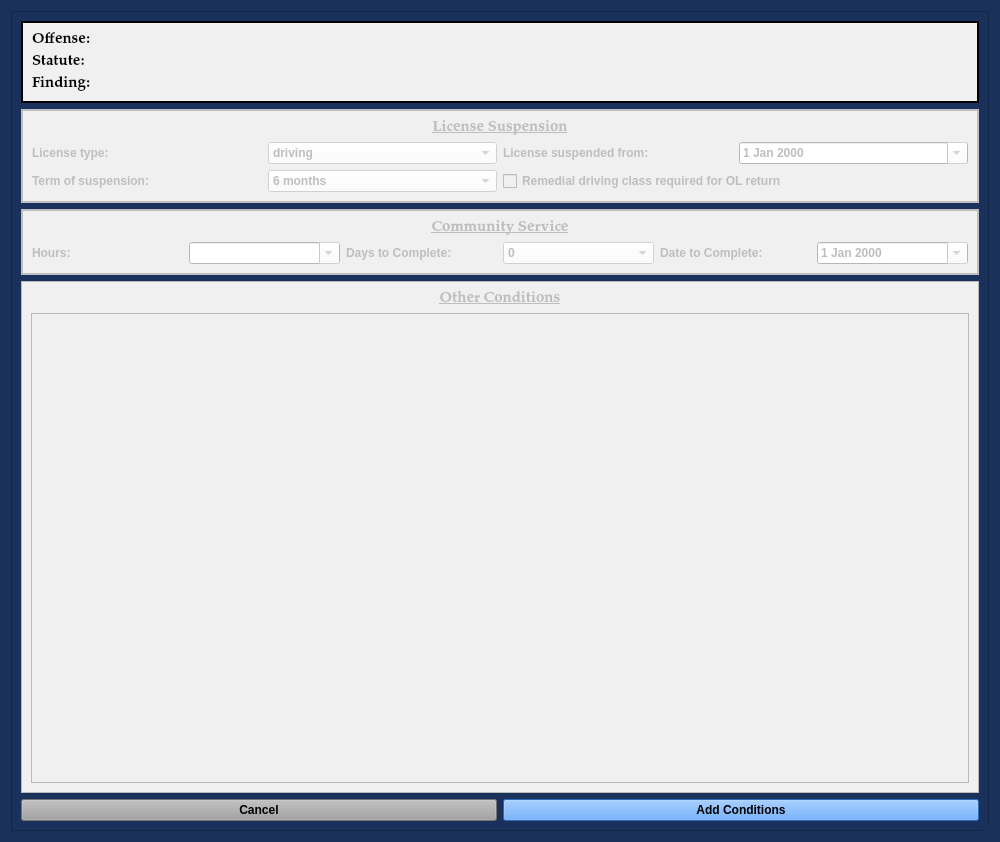
Qt form views/ui/AddConditionsDialog.ui (HunterProgram22/MuniEntry) before a commit.
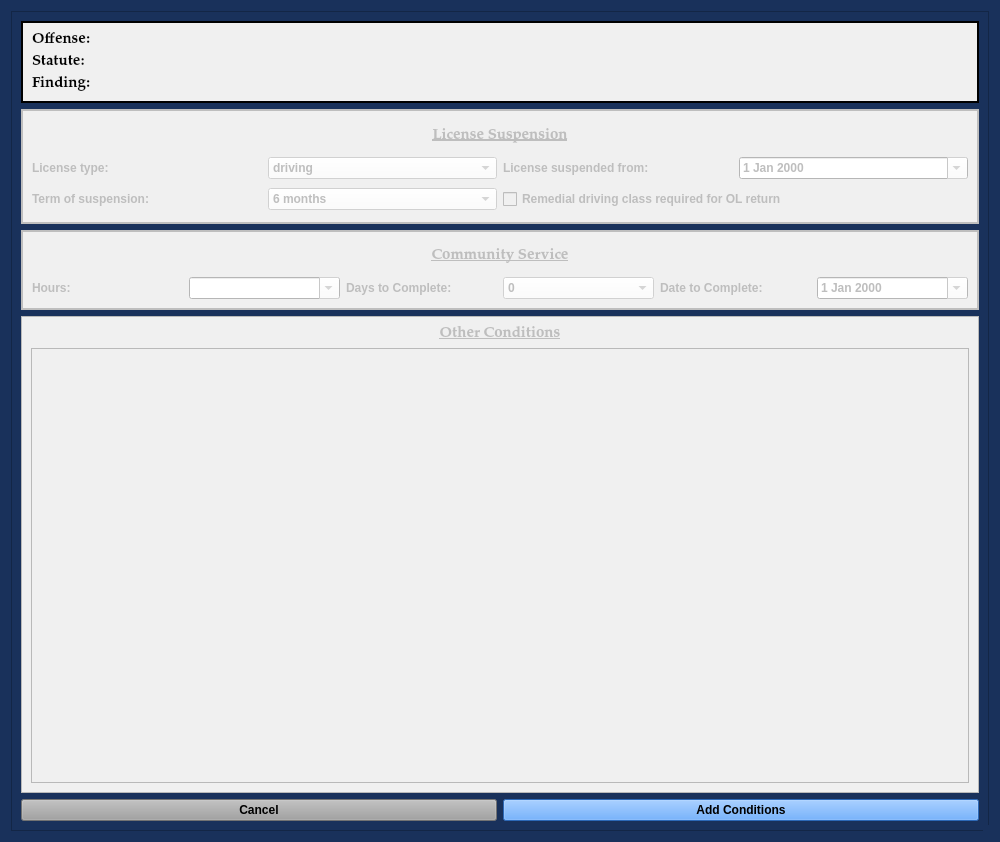
The same form after that commit.

```diff
--- a/views/ui/AddConditionsDialog.ui
+++ b/views/ui/AddConditionsDialog.ui
@@ -254,6 +254,12 @@
          <property name="enabled">
           <bool>false</bool>
          </property>
+         <property name="minimumSize">
+          <size>
+           <width>0</width>
+           <height>115</height>
+          </size>
+         </property>
          <property name="styleSheet">
           <string notr="true">background-color: rgb(240, 240, 240);</string>
          </property>
@@ -278,6 +284,12 @@
               <verstretch>0</verstretch>
              </sizepolicy>
             </property>
+            <property name="maximumSize">
+             <size>
+              <width>16777215</width>
+              <height>25</height>
+             </size>
+            </property>
             <property name="font">
              <font>
               <family>Palatino Linotype</family>
@@ -391,6 +403,12 @@
          <property name="enabled">
           <bool>false</bool>
          </property>
+         <property name="minimumSize">
+          <size>
+           <width>0</width>
+           <height>80</height>
+          </size>
+         </property>
          <property name="maximumSize">
           <size>
            <width>16777215</width>
```
Left out of the diff: 8 changed lines with no effect on the pictures.
